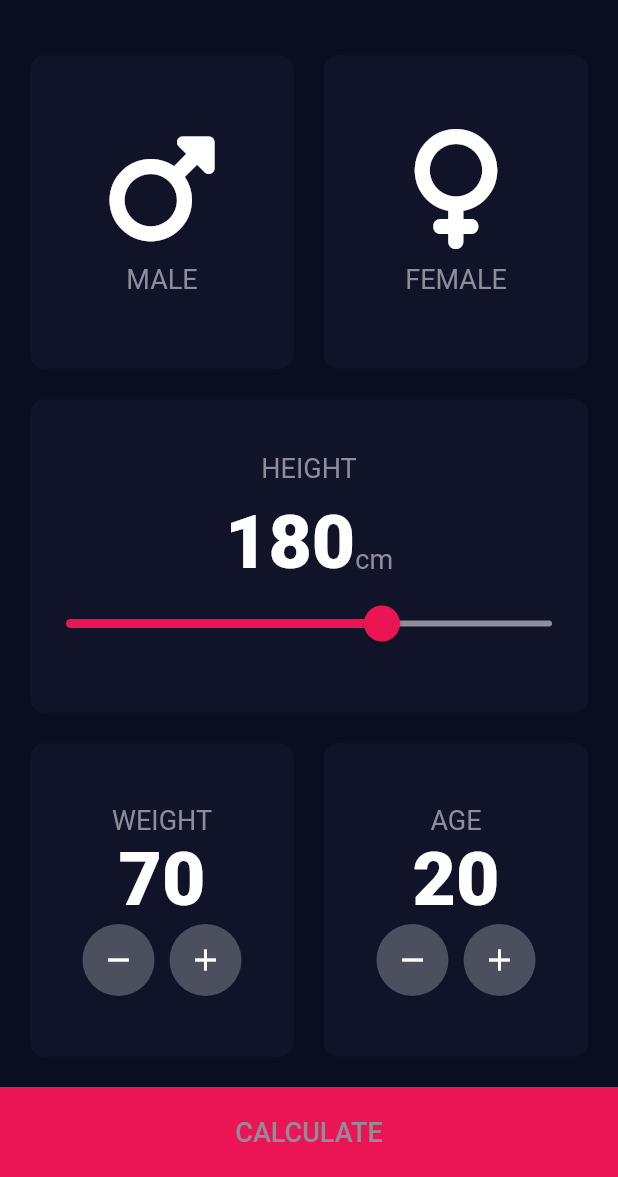
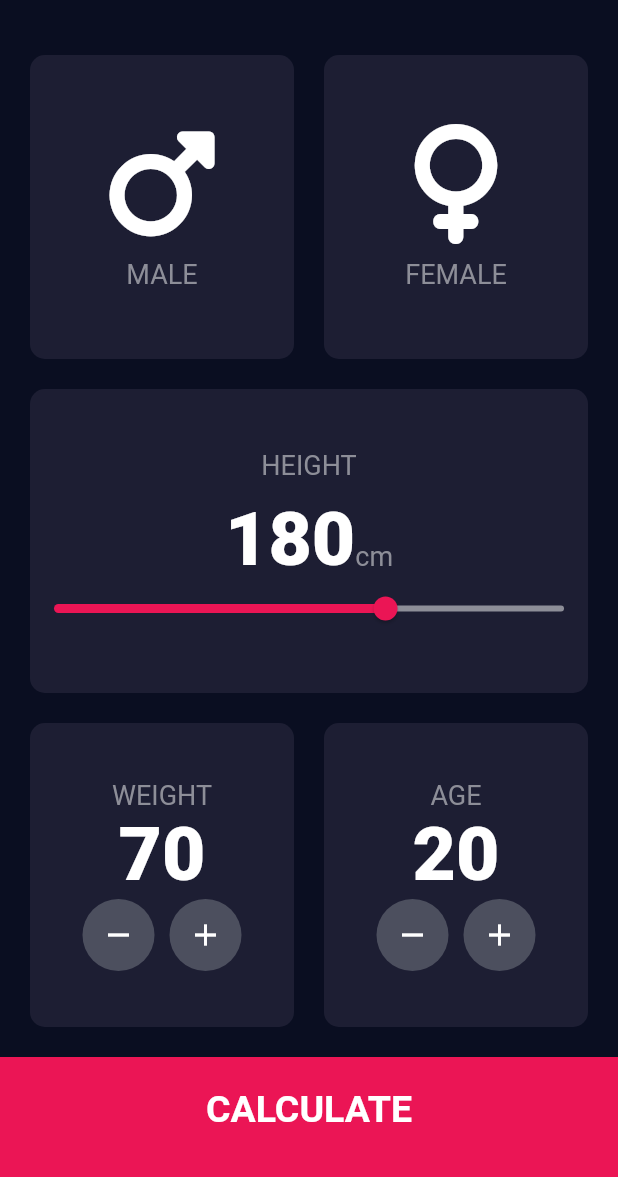
Before and after one commit to RuanFailache/flutter_bmi_calculator, a Flutter app: the screen it shows after launch, on a phone screen of 412 x 824 dp, the part 59-1236 px from its top. Run offline on Flutter 3.47's test engine with Material 2 defaults, Android fonts, the phone set to English and light mode, and no system bars; our stand-ins replace font_awesome_flutter.

Commit message:
feat: result page

```diff
--- a/lib/common/constants/theme.dart
+++ /dev/null
@@ -1,18 +0,0 @@
-import 'package:flutter/material.dart';
-
-const double kBottomContainerHeight = 60;
-
-const kActiveCardColor = Color(0xFF1D1E33);
-const kInactiveCardColor = Color(0xFF111328);
-const kBottomContainerColor = Color(0xFFEB1555);
-const kLightTextColor = Color(0xFF8D8E98);
-
-const kLabelTextStyle = TextStyle(
-  fontSize: 18,
-  color: kLightTextColor,
-);
-
-const kNumberTextStyle = TextStyle(
-  fontSize: 50,
-  fontWeight: FontWeight.w900,
-);
--- /dev/null
+++ b/lib/components/bottom_button.dart
@@ -0,0 +1,38 @@
+import 'package:bmi_calculator/constants.dart';
+import 'package:flutter/material.dart';
+
+class BottomButton extends StatelessWidget {
+  const BottomButton({
+    Key? key,
+    required this.label,
+    required this.onTap,
+  }) : super(key: key);
+
+  final String label;
+  final void Function() onTap;
+
+  @override
+  Widget build(BuildContext context) {
+    return SizedBox(
+      height: kBottomContainerHeight,
+      child: TextButton(
+        onPressed: onTap,
+        style: TextButton.styleFrom(
+          shape: const ContinuousRectangleBorder(
+            borderRadius: BorderRadius.zero,
+          ),
+          backgroundColor: const Color(0xFFEB1555),
+        ),
+        child: Padding(
+          padding: const EdgeInsets.only(
+            bottom: 10,
+          ),
+          child: Text(
+            label,
+            style: kButtonTextStyle,
+          ),
+        ),
+      ),
+    );
+  }
+}
--- a/lib/pages/input/components/button_controlled_content.dart
+++ b/lib/components/button_controlled_content.dart
@@ -1,5 +1,5 @@
-import 'package:bmi_calculator/common/components/circle_icon_button.dart';
-import 'package:bmi_calculator/common/constants/theme.dart';
+import 'package:bmi_calculator/components/circle_icon_button.dart';
+import 'package:bmi_calculator/constants.dart';
 import 'package:flutter/material.dart';
 
 class ButtonControlledContent extends StatelessWidget {
--- a/lib/pages/input/components/icon_content.dart
+++ b/lib/components/icon_content.dart
@@ -1,5 +1,5 @@
-import 'package:bmi_calculator/common/constants/theme.dart';
-import 'package:bmi_calculator/common/models/gender.dart';
+import 'package:bmi_calculator/constants.dart';
+import 'package:bmi_calculator/models/gender.dart';
 import 'package:flutter/material.dart';
 import 'package:font_awesome_flutter/font_awesome_flutter.dart';
 
--- a/lib/pages/input/components/reusable_card.dart
+++ b/lib/components/reusable_card.dart
@@ -1,4 +1,4 @@
-import 'package:bmi_calculator/common/constants/theme.dart';
+import 'package:bmi_calculator/constants.dart';
 import 'package:flutter/material.dart';
 
 class ReusableCard extends StatelessWidget {
--- /dev/null
+++ b/lib/constants.dart
@@ -0,0 +1,47 @@
+import 'package:flutter/material.dart';
+
+const double kBottomContainerHeight = 80;
+
+const kActiveCardColor = Color(0xFF111328);
+const kInactiveCardColor = Color(0xFF1D1E33);
+const kBottomContainerColor = Color(0xFFEB1555);
+const kLightTextColor = Color(0xFF8D8E98);
+
+const kLabelTextStyle = TextStyle(
+  fontSize: 18,
+  color: kLightTextColor,
+);
+
+const kNumberTextStyle = TextStyle(
+  fontSize: 50,
+  fontWeight: FontWeight.w900,
+);
+
+const kButtonTextStyle = TextStyle(
+  fontSize: 25,
+  fontWeight: FontWeight.w700,
+  color: Colors.white,
+);
+
+const kTitleTextStyle = TextStyle(
+  fontSize: 50,
+  fontWeight: FontWeight.w700,
+  color: Colors.white,
+);
+
+const kResultTextStyle = TextStyle(
+  fontSize: 18,
+  fontWeight: FontWeight.w500,
+  color: Colors.green,
+);
+
+const kBMITextStyle = TextStyle(
+  fontSize: 90,
+  fontWeight: FontWeight.w900,
+  color: Colors.white,
+);
+
+const kBodyTextStyle = TextStyle(
+  fontSize: 18,
+  color: Colors.white,
+);
--- a/lib/main.dart
+++ b/lib/main.dart
@@ -8,10 +8,8 @@ void main() {
 class BMICalculator extends StatelessWidget {
   const BMICalculator({Key? key}) : super(key: key);
 
-  @override
-  Widget build(BuildContext context) {
-    return MaterialApp(
-      theme: ThemeData.dark().copyWith(
+  static get _theme =>
+      ThemeData.dark().copyWith(
         scaffoldBackgroundColor: const Color(0xFF0A0E21),
         colorScheme: const ColorScheme.dark().copyWith(
           primary: const Color(0xFF0A0E21),
@@ -30,15 +28,12 @@ class BMICalculator extends StatelessWidget {
             color: Color(0xFF8D8E98),
           ),
         ),
-        sliderTheme: SliderTheme.of(context).copyWith(
-          thumbShape: const RoundSliderThumbShape(
-            enabledThumbRadius: 12,
-          ),
-          overlayShape: const RoundSliderOverlayShape(
-            overlayRadius: 24,
-          ),
-        ),
-      ),
+      );
+
+  @override
+  Widget build(BuildContext context) {
+    return MaterialApp(
+      theme: _theme,
       home: const InputPage(),
     );
   }
--- a/lib/pages/input/controller.dart
+++ b/lib/pages/input/controller.dart
@@ -1,4 +1,4 @@
-import 'package:bmi_calculator/common/models/gender.dart';
+import 'package:bmi_calculator/models/gender.dart';
 import 'package:bmi_calculator/pages/input/events.dart';
 
 const int kInitialHeight = 180;
--- a/lib/pages/input/page.dart
+++ b/lib/pages/input/page.dart
@@ -1,10 +1,12 @@
-import 'package:bmi_calculator/common/constants/theme.dart';
-import 'package:bmi_calculator/common/models/gender.dart';
-import 'package:bmi_calculator/pages/input/components/button_controlled_content.dart';
-import 'package:bmi_calculator/pages/input/components/icon_content.dart';
-import 'package:bmi_calculator/pages/input/components/reusable_card.dart';
+import 'package:bmi_calculator/components/bottom_button.dart';
+import 'package:bmi_calculator/components/button_controlled_content.dart';
+import 'package:bmi_calculator/components/icon_content.dart';
+import 'package:bmi_calculator/components/reusable_card.dart';
+import 'package:bmi_calculator/constants.dart';
+import 'package:bmi_calculator/models/gender.dart';
 import 'package:bmi_calculator/pages/input/controller.dart';
 import 'package:bmi_calculator/pages/input/events.dart';
+import 'package:bmi_calculator/pages/result/page.dart';
 import 'package:flutter/material.dart';
 
 class InputPage extends StatefulWidget {
@@ -15,7 +17,7 @@ class InputPage extends StatefulWidget {
 }
 
 class _InputPageState extends State<InputPage> {
-  final _inputController = InputController();
+  static final _inputController = InputController();
 
   void selectGender(Gender gender) {
     setState(() {
@@ -112,13 +114,23 @@ class _InputPageState extends State<InputPage> {
                               ),
                             ],
                           ),
-                          Slider(
+                          SliderTheme(
+                            data: SliderTheme.of(context).copyWith(
+                              thumbShape: const RoundSliderThumbShape(
+                                enabledThumbRadius: 8,
+                              ),
+                              overlayShape: const RoundSliderOverlayShape(
+                                overlayRadius: 16,
+                              ),
+                            ),
+                            child: Slider(
                               min: kMinHeight,
                               max: kMaxHeight,
                               onChanged: changeSliderValue,
                               inactiveColor: kLightTextColor,
                               activeColor: kBottomContainerColor,
                               value: _inputController.height.toDouble(),
+                            ),
                           ),
                         ],
                       ),
@@ -167,21 +179,19 @@ class _InputPageState extends State<InputPage> {
               ),
             ),
           ),
-          SizedBox(
-            height: kBottomContainerHeight,
-            child: TextButton(
-              onPressed: () {},
-              style: TextButton.styleFrom(
-                shape: const ContinuousRectangleBorder(
-                  borderRadius: BorderRadius.zero,
-                ),
-                backgroundColor: const Color(0xFFEB1555),
-              ),
-              child: const Text(
-                'CALCULATE',
-                style: kLabelTextStyle,
+          BottomButton(
+            label: 'CALCULATE',
+            onTap: () {
+              Navigator.push(
+                context,
+                MaterialPageRoute(
+                  builder: (context) => ResultPage(
+                    height: _inputController.height.toDouble(),
+                    weight: _inputController.weight.toDouble(),
                   ),
                 ),
+              );
+            },
           ),
         ],
       ),
```
Also changed, not shown: lib/pages/result/controller.dart (added, +37 -0 lines), lib/pages/result/page.dart (added, +82 -0 lines), lib/components/circle_icon_button.dart (renamed from lib/common/components/circle_icon_button.dart), lib/models/gender.dart (renamed from lib/common/models/gender.dart). Lines whose indentation alone changed are shown as unchanged.
